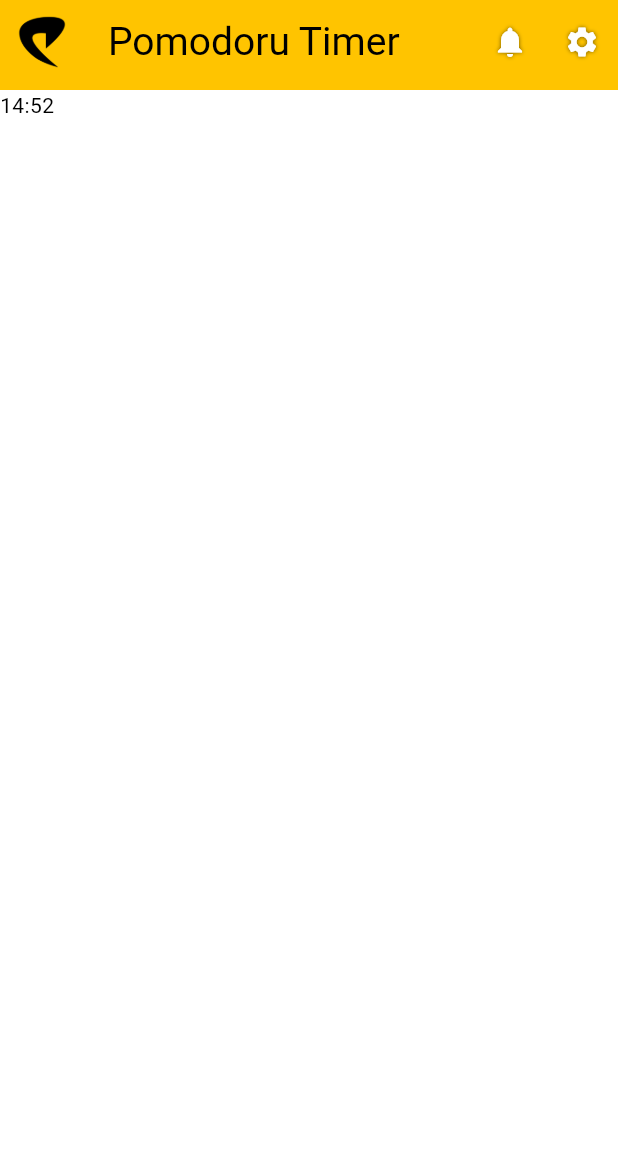
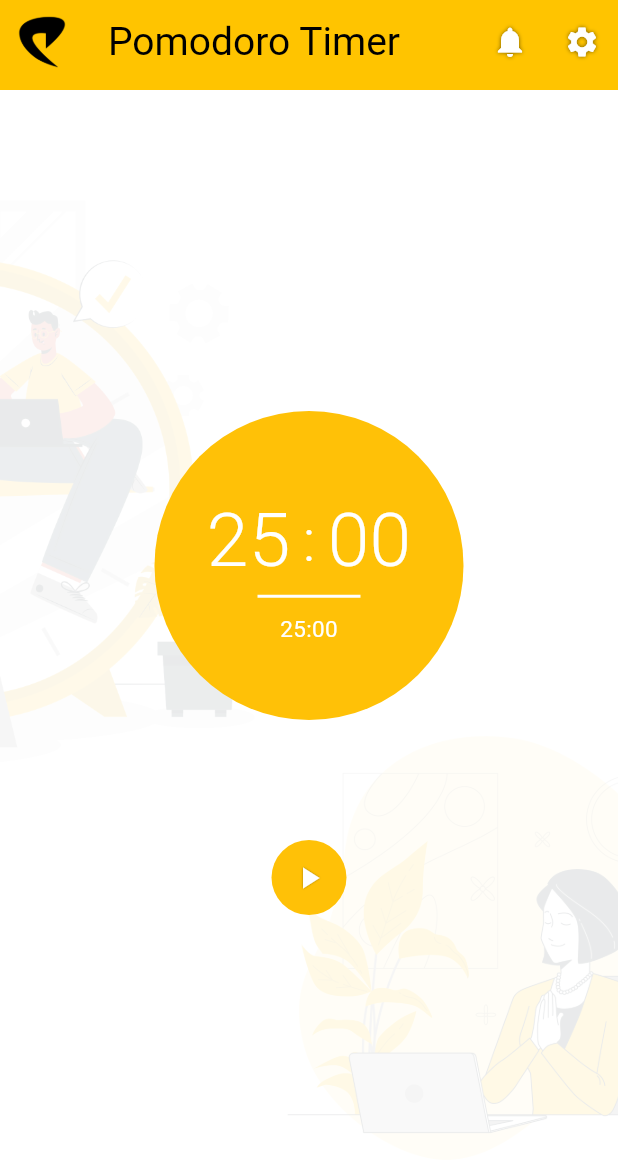
Before and after one commit to yasira2000/efymen, a Flutter app: the screen it shows after launch, after a tap on "text 6", on a phone screen of 412 x 824 dp. Shown: the top 1172 px of the screen. Run offline on Flutter 3.47's test engine with Material 2 defaults, Android fonts, the phone set to English and light mode, and no system bars; our stand-ins replace fl_chart, google_fonts; missing offline and left inert: string_to_color.

Commit message:
pomodoro timer decoraation

```diff
--- a/lib/main.dart
+++ b/lib/main.dart
@@ -1,6 +1,4 @@
-import 'package:efymen/widgets/timer.dart';
 import 'package:flutter/material.dart';
-import 'package:get/get.dart';
 import './screens/homepage.dart';
 
 void main() {
@@ -12,7 +10,6 @@ class MyApp extends StatelessWidget {
 
   @override
   Widget build(BuildContext context) {
-    Get.put(TimerController());
     return MaterialApp(
       debugShowCheckedModeBanner: false,
       home: const HomePage(),
--- a/lib/screens/homepage.dart
+++ b/lib/screens/homepage.dart
@@ -1,7 +1,7 @@
 import 'package:efymen/screens/dailyRouting.dart';
 import 'package:efymen/screens/goalPage.dart';
 import 'package:efymen/screens/historyScreen.dart';
-import 'package:efymen/screens/pomodoruTimer.dart';
+import 'package:efymen/screens/pomodoroTimer.dart';
 import 'package:efymen/screens/progressScreen.dart';
 import 'package:efymen/screens/todo.dart';
 import 'package:efymen/widgets/appbar.dart';
@@ -78,7 +78,7 @@ class HomePage extends StatelessWidget {
               Navigator.push(
                 context,
                 MaterialPageRoute(
-                  builder: (context) => const PomodoruTimer(),
+                  builder: (context) => const PomodoroTimerPage(),
                 ),
               );
             },
--- /dev/null
+++ b/lib/screens/pomodoroTimer.dart
@@ -0,0 +1,220 @@
+import 'dart:async';
+import 'package:efymen/widgets/appbar.dart';
+import 'package:flutter/material.dart';
+
+class PomodoroTimerPage extends StatefulWidget {
+  const PomodoroTimerPage({super.key});
+  @override
+  PomodoroTimerPageState createState() => PomodoroTimerPageState();
+}
+
+class PomodoroTimerPageState extends State<PomodoroTimerPage> {
+  static const countdownDuration = Duration(minutes: 25);
+  Duration duration = const Duration();
+  Timer? timer;
+
+  bool countDown = true;
+
+  @override
+  void initState() {
+    super.initState();
+    reset();
+  }
+
+  void reset() {
+    if (countDown) {
+      setState(() => duration = countdownDuration);
+    } else {
+      setState(() => duration = const Duration());
+    }
+  }
+
+  void startTimer() {
+    timer = Timer.periodic(const Duration(seconds: 1), (_) => addTime());
+  }
+
+  void addTime() {
+    final addSeconds = countDown ? -1 : 1;
+    setState(() {
+      final seconds = duration.inSeconds + addSeconds;
+      if (seconds < 0) {
+        timer?.cancel();
+      } else {
+        duration = Duration(seconds: seconds);
+      }
+    });
+  }
+
+  void stopTimer({bool resets = true}) {
+    if (resets) {
+      reset();
+    }
+    setState(() => timer?.cancel());
+  }
+
+  @override
+  Widget build(BuildContext context) {
+    Size container = MediaQuery.of(context).size;
+    return Scaffold(
+      appBar: const CommonAppBar(
+        textTitle: 'Pomodoro Timer',
+      ),
+      body: Stack(children: [
+        Positioned(
+          left: -container.width / 1.65,
+          top: container.height / 25,
+          child: Container(
+            width: 450,
+            height: 450,
+            decoration: const BoxDecoration(
+              image: DecorationImage(
+                opacity: 0.1,
+                image: AssetImage("assets/icons/img1.png"),
+              ),
+            ),
+          ),
+        ),
+        Positioned(
+          right: -container.width / 6,
+          bottom: container.height / 20,
+          child: Container(
+            width: 300,
+            height: 300,
+            decoration: const BoxDecoration(
+              image: DecorationImage(
+                opacity: 0.1,
+                image: AssetImage("assets/icons/img2.png"),
+              ),
+            ),
+          ),
+        ),
+        Center(
+          child: Column(
+            mainAxisAlignment: MainAxisAlignment.center,
+            children: [
+              buildTime(),
+              const SizedBox(
+                height: 80,
+              ),
+              buildButtons()
+            ],
+          ),
+        ),
+      ]),
+    );
+  }
+
+  Widget buildTime() {
+    Size container = MediaQuery.of(context).size;
+    String twoDigits(int n) => n.toString().padLeft(2, '0');
+    final minutes = twoDigits(duration.inMinutes.remainder(60));
+    final seconds = twoDigits(duration.inSeconds.remainder(60));
+    return Container(
+      height: container.width / 2,
+      width: container.width / 2,
+      decoration: BoxDecoration(
+          borderRadius: BorderRadius.circular(container.width / 2),
+          color: Colors.amber),
+      child: Column(
+        mainAxisAlignment: MainAxisAlignment.center,
+        children: [
+          Row(
+              mainAxisAlignment: MainAxisAlignment.center,
+              crossAxisAlignment: CrossAxisAlignment.center,
+              children: [
+                buildTimeCard(time: minutes),
+                const Center(
+                  child: Text(':',
+                      style: TextStyle(
+                          fontWeight: FontWeight.w300,
+                          color: Colors.white,
+                          fontSize: 40)),
+                ),
+                buildTimeCard(time: seconds),
+              ]),
+          Divider(
+            height: 2,
+            thickness: 2,
+            indent: container.width / 6,
+            endIndent: container.width / 6,
+            color: Colors.white,
+          ),
+          const SizedBox(
+            height: 10,
+          ),
+          const Text(
+            "25:00",
+            style: TextStyle(
+                fontSize: 15, fontWeight: FontWeight.w400, color: Colors.white),
+          )
+        ],
+      ),
+    );
+  }
+
+  Widget buildTimeCard({required String time}) => Column(
+        mainAxisAlignment: MainAxisAlignment.center,
+        children: [
+          Container(
+            padding: const EdgeInsets.only(left: 8, right: 8),
+            child: Text(
+              time,
+              style: const TextStyle(
+                  fontWeight: FontWeight.w300,
+                  color: Colors.white,
+                  fontSize: 50),
+            ),
+          ),
+        ],
+      );
+
+  Widget buildButtons() {
+    final isRunning = timer == null ? false : timer!.isActive;
+    final isCompleted = duration.inSeconds == 0;
+    return isRunning || isCompleted
+        ? Row(
+            mainAxisAlignment: MainAxisAlignment.center,
+            children: [
+              InkWell(
+                onTap: () {
+                  if (isRunning) {
+                    stopTimer(resets: false);
+                  }
+                },
+                child: const SizedBox(
+                  height: 20,
+                  width: 50,
+                  child: Text('Stop'),
+                ),
+              ),
+              const SizedBox(
+                width: 12,
+              ),
+              InkWell(
+                onTap: stopTimer,
+                child: const SizedBox(
+                  height: 200,
+                  width: 100,
+                  child: Text('Cancel'),
+                ),
+              ),
+            ],
+          )
+        : InkWell(
+            onTap: () {
+              startTimer();
+            },
+            child: Container(
+              height: 50,
+              width: 50,
+              decoration: BoxDecoration(
+                  borderRadius: BorderRadius.circular(25), color: Colors.amber),
+              child: const Icon(
+                Icons.play_arrow,
+                color: Colors.white,
+                shadows: [Shadow(color: Colors.black45, blurRadius: 1)],
+              ),
+            ),
+          );
+  }
+}
--- a/lib/screens/pomodoruTimer.dart
+++ /dev/null
@@ -1,25 +0,0 @@
-import 'dart:ffi';
-
-import 'package:efymen/widgets/timer.dart';
-import 'package:get/get.dart';
-
-import '../widgets/appbar.dart';
-import 'package:flutter/material.dart';
-
-class PomodoruTimer extends GetView<TimerController> {
-  const PomodoruTimer({super.key});
-
-  @override
-  Widget build(BuildContext context) {
-    return Scaffold(
-      appBar: const CommonAppBar(
-        textTitle: 'Pomodoru Timer',
-      ),
-      body: Container(
-        height: 400,
-        width: 200,
-        child: Obx(() => Text(controller.time.value)),
-      ),
-    );
-  }
-}
--- a/lib/widgets/timer.dart
+++ /dev/null
@@ -1,38 +0,0 @@
-import 'dart:async';
-import 'package:get/get.dart';
-
-class TimerController extends GetxController {
-  Timer? _timer;
-  int remainingSeconds = 1;
-  final time = '00.00'.obs;
-
-  @override
-  void onReady() {
-    _startTimer(900);
-    super.onReady();
-  }
-
-  @override
-  void onClose() {
-    if (_timer != null) {
-      _timer!.cancel();
-    }
-    super.onClose();
-  }
-
-  _startTimer(int seconds) {
-    const duration = Duration(seconds: 1);
-    remainingSeconds = seconds;
-    _timer = Timer.periodic(duration, (timer) {
-      if (remainingSeconds == 0) {
-        timer.cancel();
-      } else {
-        int minutes = remainingSeconds ~/ 60;
-        int seconds = (remainingSeconds % 60);
-        time.value =
-            "${minutes.toString().padLeft(2, "0")}:${seconds.toString().padLeft(2, "0")}";
-        remainingSeconds--;
-      }
-    });
-  }
-}
```
